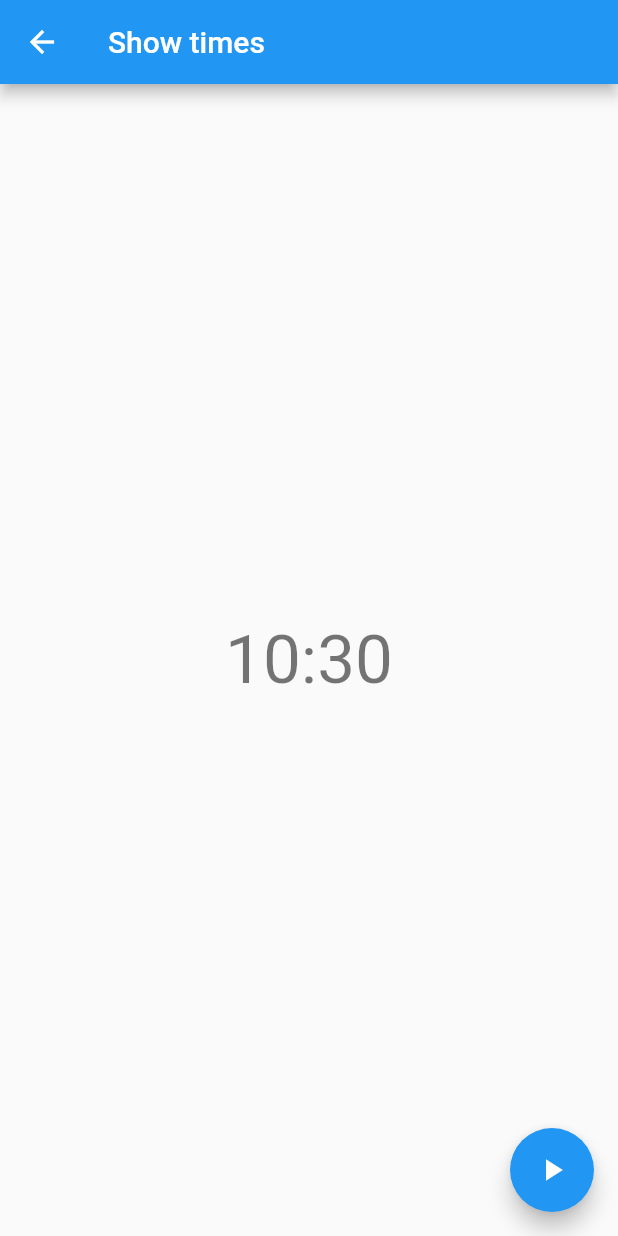
After one commit to RaulSebastian/FlutterHackathonAphasia, a Flutter app: the screen it shows after launch, after a tap on "Time", on a phone screen of 412 x 824 dp. The commit adds this screen. Run offline on Flutter 3.47's test engine with Material 2 defaults, Android fonts, the phone set to English and light mode, and no system bars; our stand-ins replace flutter_datetime_picker.

Commit message:
Changed Time

```diff
--- a/lib/main.dart
+++ b/lib/main.dart
@@ -1,5 +1,6 @@
 import 'package:flutter/material.dart';
 import 'package:flutter_hackathon_aphasia/calendar.dart';
+import 'package:flutter_hackathon_aphasia/time.dart';
 import 'package:flutter_hackathon_aphasia/words.dart';
 
 void main() => runApp(MyApp());
@@ -107,6 +108,7 @@ class _MyHomePageState extends State<MyHomePage> {
               leading: Icon(Icons.access_time),
               title: Text("Time"),
               subtitle: Text("Choose a time"),
+              onTap: _navigateToTime,
             ),
             Divider(),
             ListTile(
@@ -138,6 +140,10 @@ class _MyHomePageState extends State<MyHomePage> {
 
   }
 
+  void _navigateToTime() async{
+    String value = await Navigator.push(context, MaterialPageRoute<String>(builder: (context) => TimePage()));
+  }
+
   void _navigateToWords() async{
     String value = await Navigator.push(context, MaterialPageRoute<String>(builder: (context) => WordsPage()));
   }
--- /dev/null
+++ b/lib/time.dart
@@ -0,0 +1,75 @@
+import 'package:flutter/material.dart';
+import 'package:flutter/widgets.dart';
+import 'package:intl/intl.dart';
+
+
+class TimePage extends StatefulWidget {
+  TimePage({Key key, this.title}) : super(key: key);
+
+  // This class is the configuration for the state. It holds the values (in this
+  // case the title) provided by the parent (in this case the App widget) and
+  // used by the build method of the State. Fields in a Widget subclass are
+  // always marked "final".
+
+  final String title;
+
+  String widgetTitle = "Show times";
+
+  @override
+  TimePageState createState() => TimePageState();
+}
+
+class TimePageState extends State<TimePage> {
+
+  TimeOfDay timePicked = TimeOfDay.now();
+
+  @override
+  Widget build(BuildContext context) {
+    return Scaffold(
+      appBar: AppBar(
+        // Here we take the value from the MyHomePage object that was created by
+        // the App.build method, and use it to set our appbar title.
+        title: Text(widget.widgetTitle),
+      ),
+      body: Center(
+        // Center is a layout widget. It takes a single child and positions it
+        // in the middle of the parent.
+        child: Column(
+          mainAxisAlignment: MainAxisAlignment.center,
+          children: <Widget>[
+//            BasicDateField(),
+
+            new FlatButton(
+              onPressed: () { __changeTime(context);
+              },
+              child: Text(
+                formatTimeOfDay(timePicked),
+                style: Theme.of(context).textTheme.display2,
+              ),
+            ),
+          ],
+        ),
+      ),
+      floatingActionButton: FloatingActionButton(
+        tooltip: 'Say',
+        child: Icon(Icons.play_arrow),
+      ), // This trailing comma makes auto-formatting nicer for build methods.
+    );
+  }
+
+  String formatTimeOfDay(TimeOfDay tod) {
+    final now = new DateTime.now();
+    final dt = DateTime(now.year, now.month, now.day, tod.hour, tod.minute);
+    return DateFormat('HH:mm').format(dt);
+  }
+
+  __changeTime(BuildContext context) async {
+    final TimeOfDay d = await showTimePicker(context: context, initialTime: timePicked);
+    if (d != null) //if the user has selected a date
+      setState(() {
+        // we format the selected date and assign it to the state variable
+        timePicked = d;
+      });
+
+  }
+}
```
